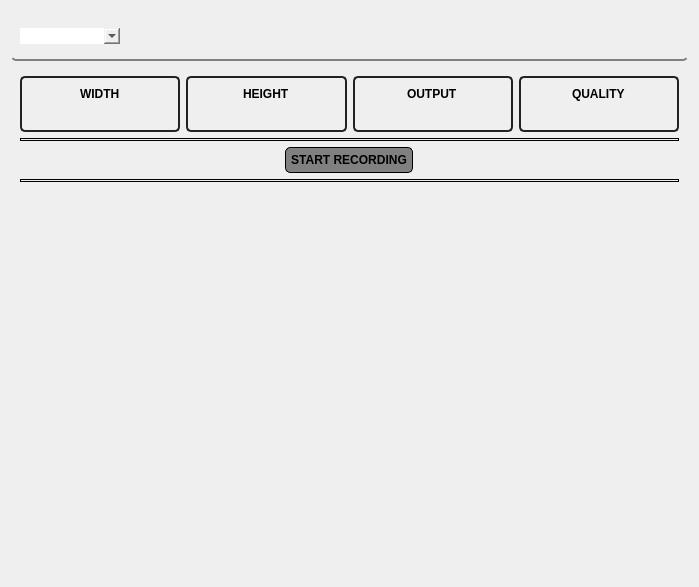
Old version of the form camera_video_recorder_panel/resource/camera_video_recorder_panel.ui in the repository GroupOfRobots/MiniRysRQT.
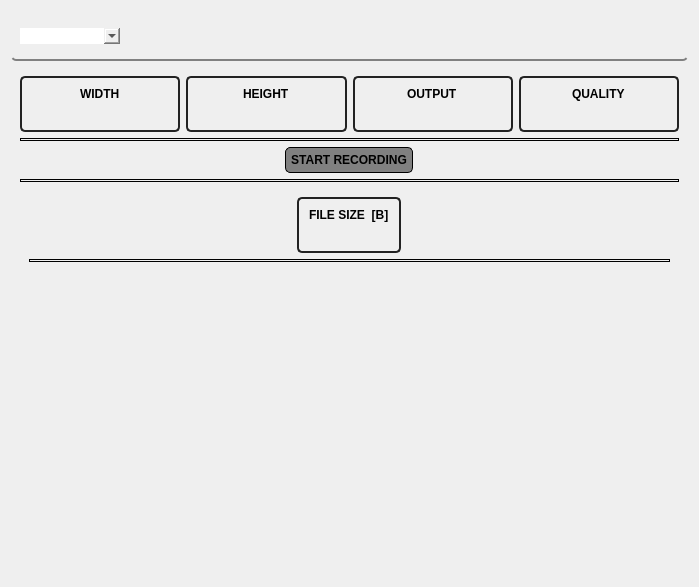
New version of the form. Icons and pictures are not drawn.

Patch:
```diff
--- a/camera_video_recorder_panel/resource/camera_video_recorder_panel.ui
+++ b/camera_video_recorder_panel/resource/camera_video_recorder_panel.ui
@@ -129,7 +129,7 @@
         <height>513</height>
        </rect>
       </property>
-      <layout class="QVBoxLayout" name="verticalLayout_2" stretch="0,0,0,0,1">
+      <layout class="QVBoxLayout" name="verticalLayout_2" stretch="0,0,0,0,0,1">
        <item>
         <layout class="QHBoxLayout" name="horizontalLayout_3">
          <property name="sizeConstraint">
@@ -395,6 +395,66 @@
          </property>
         </widget>
        </item>
+       <item>
+        <widget class="QWidget" name="fileSizeWrapperWidgetUI" native="true">
+         <layout class="QVBoxLayout" name="verticalLayout_6">
+          <item alignment="Qt::AlignHCenter">
+           <widget class="QGroupBox" name="verticalGroupBox">
+            <property name="styleSheet">
+             <string notr="true"> QGroupBox {
+ 	background-color: qlineargradient(
+													x1: 0, y1: 0, x2: 0, y2: 1,
+                                   			     stop: 0 #bbbbbb, stop: 1 #eeeeee);
+ 	border: 2px solid #222222;
+ 	border-radius: 5px;
+ 	margin-top: 0; /* leave space at the top for the title */
+}
+
+QGroupBox:title {
+	top: 10px;
+	left:10px;
+}</string>
+            </property>
+            <layout class="QVBoxLayout" name="verticalLayout_5">
+             <property name="leftMargin">
+              <number>10</number>
+             </property>
+             <property name="rightMargin">
+              <number>10</number>
+             </property>
+             <item alignment="Qt::AlignHCenter|Qt::AlignTop">
+              <widget class="QLabel" name="label_5">
+               <property name="styleSheet">
+                <string notr="true">font-weight: bold; </string>
+               </property>
+               <property name="text">
+                <string>FILE SIZE  [B]</string>
+               </property>
+              </widget>
+             </item>
+             <item alignment="Qt::AlignHCenter|Qt::AlignTop">
+              <widget class="QLabel" name="fileSizeLabelUI">
+               <property name="text">
+                <string/>
+               </property>
+              </widget>
+             </item>
+            </layout>
+           </widget>
+          </item>
+          <item>
+           <widget class="Line" name="line">
+            <property name="styleSheet">
+             <string notr="true">border: 1px solid black;</string>
+            </property>
+            <property name="orientation">
+             <enum>Qt::Horizontal</enum>
+            </property>
+           </widget>
+          </item>
+         </layout>
+        </widget>
+       </item>
        <item>
         <widget class="QGroupBox" name="groupBox_2">
          <property name="title">
```
Left out of the diff: 4 changed lines with no effect on the pictures.
